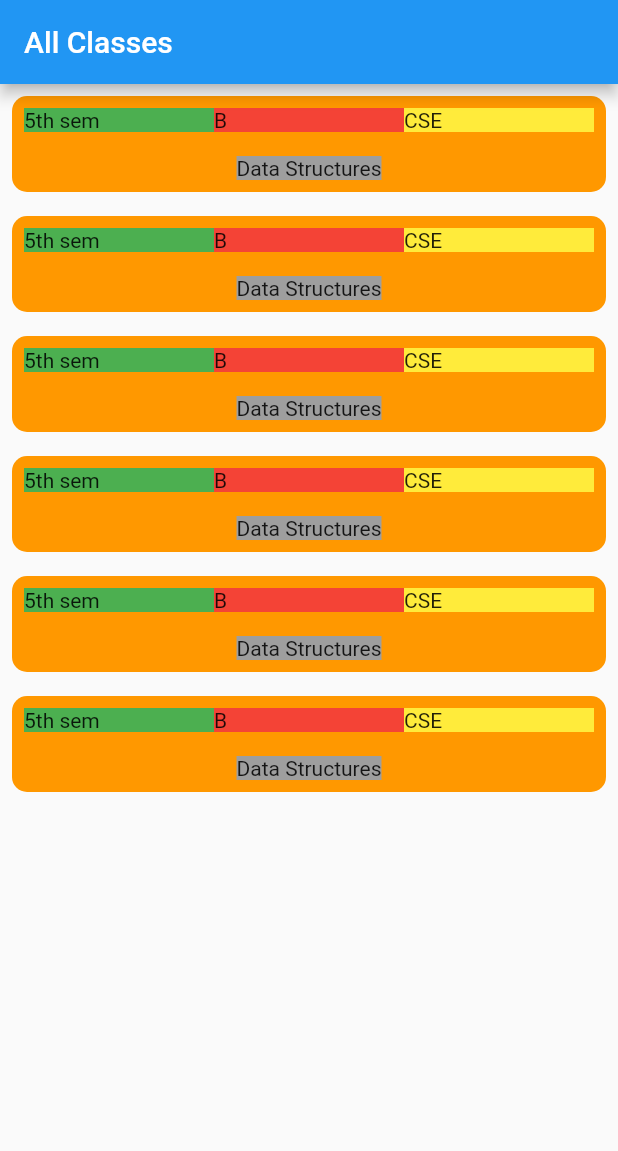
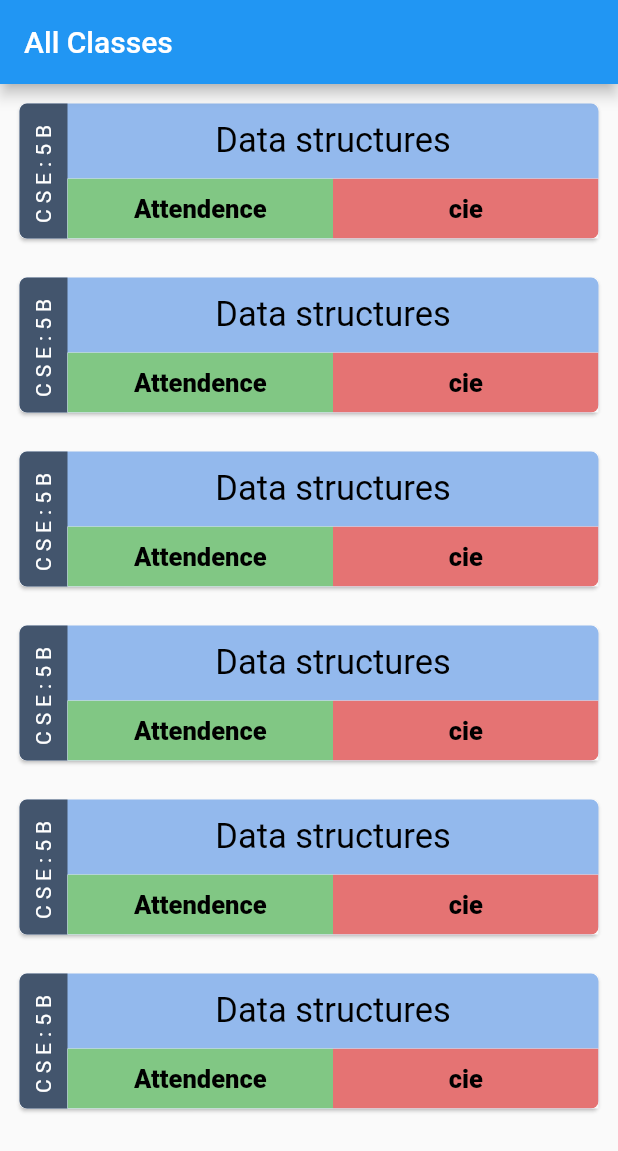
Before and after one commit to App-Sack/flutter-attendance-manager, a Flutter app: the screen it shows after launch, on a phone screen of 412 x 824 dp. Shown: the top 1151 px of the screen. Run offline on Flutter 3.47's test engine with Material 2 defaults, Android fonts, the phone set to English and light mode, and no system bars; our stand-ins replace flutter_custom_clippers, shared_preferences, step_progress_indicator, table_calendar; Roboto replaces fonts that are missing (OpenSans).

Commit message:
updated all SubjectsTile UI

```diff
--- a/lib/main.dart
+++ b/lib/main.dart
@@ -2,7 +2,6 @@ import 'package:attendance_manager/screens/student_screens/all_subjects_screen.d
 import 'package:attendance_manager/screens/student_screens/login_screen.dart';
 import 'package:attendance_manager/screens/student_screens/subject_calendar_screen.dart';
 import 'package:attendance_manager/screens/teacher_screens/all_classes_screen.dart';
-import 'package:attendance_manager/screens/teacher_screens/single_class_screen.dart';
 import 'package:attendance_manager/screens/teacher_screens/students_list_screen.dart';
 import 'package:flutter/material.dart';
 
@@ -22,7 +21,6 @@ class MyApp extends StatelessWidget {
         SubjectCalendarScreen.routeName: (ctx) => SubjectCalendarScreen(),
         AllSubjectsScreen.routeName: (ctx) => AllSubjectsScreen(),
         AllClassesScreen.routeName:(ctx)=>AllClassesScreen(),
-        SingleClassScreen.routeName:(ctx)=>SingleClassScreen(),
         StudentsListScreen.routeName:(ctx)=>StudentsListScreen(),
       },
     );
--- a/lib/screens/teacher_screens/single_class_screen.dart
+++ /dev/null
@@ -1,53 +0,0 @@
-import 'package:attendance_manager/screens/teacher_screens/students_list_screen.dart';
-import 'package:attendance_manager/widgets/single_class_detail_card.dart';
-import 'package:flutter/material.dart';
-import 'package:flutter_custom_clippers/flutter_custom_clippers.dart';
-
-class SingleClassScreen extends StatelessWidget {
-  static const routeName='single-class-screen';
-  const SingleClassScreen({Key? key}) : super(key: key);
-
-  @override
-  Widget build(BuildContext context) {
-    return Scaffold(
-      appBar: AppBar(
-        title: const Text("data"),
-      ),
-      body: Padding(
-        padding: const EdgeInsets.all(8.0),
-        child: Column(
-          children:[
-            SingleClassScreenCard(),
-            SingleScreenCard(text: "Attendance",onPressed: (){Navigator.pushNamed(context, StudentsListScreen.routeName);}),
-            SingleScreenCard(text: "CIE",onPressed: (){},),
-          ],
-        ),
-      ),
-    );
-  }
-}
-
-class SingleScreenCard extends StatelessWidget {
-  final String text;
-  final Function()? onPressed;
-  const SingleScreenCard({super.key, required this.text,required this.onPressed});
-
-  @override
-  Widget build(BuildContext context) {
-    return InkWell(
-      onTap: onPressed,
-      child: Container(
-        margin: const EdgeInsets.only(top: 20),
-        width: double.infinity,
-        decoration: BoxDecoration(
-          color: Colors.orange,
-          borderRadius: BorderRadius.circular(10),
-        ),
-        child:Padding(
-          padding: EdgeInsets.all(8.0),
-          child:Text(text),
-        ),
-      ),
-    );
-  }
-}
--- a/lib/widgets/all_classes_tile.dart
+++ b/lib/widgets/all_classes_tile.dart
@@ -1,4 +1,4 @@
-import 'package:attendance_manager/screens/teacher_screens/single_class_screen.dart';
+import 'package:attendance_manager/screens/teacher_screens/students_list_screen.dart';
 import 'package:flutter/material.dart';
 
 class ClassTile extends StatelessWidget {
@@ -6,49 +6,71 @@ class ClassTile extends StatelessWidget {
 
   @override
   Widget build(BuildContext context) {
-    return Padding(
-      padding: const EdgeInsets.all(8.0),
-      child: InkWell(
-        onTap: (){
-          Navigator.pushNamed(context, SingleClassScreen.routeName);
-        },
+    return InkWell(
+      child: Card(
+        margin: EdgeInsets.all(13),
         child: Container(
+          height: 90,
+          width: double.infinity,
           decoration: BoxDecoration(
-            color: Colors.orange,
-            borderRadius: BorderRadius.circular(10.0),
-          ),
-          child: Column(
+              color: Color(0xff93B9ED), borderRadius: BorderRadius.circular(5)),
+          child: Row(
             children: [
-              Padding(
-                padding: const EdgeInsets.all(8.0),
-                child: Row(
+              Container(
+                height: double.infinity,
+                decoration: const BoxDecoration(
+                    color: Colors.black54,
+                    borderRadius: BorderRadius.only(
+                        topLeft: Radius.circular(5),
+                        bottomLeft: Radius.circular(5))),
+                child: const RotatedBox(
+                  quarterTurns: 3,
+                  child: Padding(
+                    padding: EdgeInsets.all(8.0),
+                    child: Text(
+                      'CSE:5B', textAlign: TextAlign.center,
+                      style: TextStyle(color: Colors.white, letterSpacing: 4),
+                      // child: AutoSizeText(
+                      //   subject.getTodayStatus(todayDate),
+                      //   style: TextStyle(color: Colors.white),
+                      //   textAlign: TextAlign.center,
+                      //   maxLines: 1,
+                      //   minFontSize: 6,
+                    ),
+                  ),
+                ),
+              ),
+              Expanded(
+                child: Column(
                   children: [
-                    Expanded(
-                      child: Container(
-                        color: Colors.green,
-                        child: Text("5th sem"),
+                    const Expanded(
+                      child: Padding(
+                        padding: EdgeInsets.all(8.0),
+                        child: Center(
+                          child: Text(
+                            'Data structures',
+                            style: TextStyle(color: Colors.black, fontSize: 23),
+                          ),
+                        ),
                       ),
                     ),
-                    Expanded(
-                      child: Container(
-                        color: Colors.red,
-                        child: Text("B"),
-                      ),
-                    ),
-                    Expanded(
-                      child: Container(
-                        color: Colors.yellow,
-                        child: Text("CSE"),
-                      ),
-                    ),
+                    Row(
+                      children: [
+                        ActionButton(
+                          color: Colors.green.shade300,
+                          text: 'Attendence',
+                          borderRadius: 0.0,
+                          onPressed: true,
+                        ),
+                        ActionButton(
+                          color: Colors.red.shade300,
+                          text: 'cie',
+                          borderRadius: 5.0,
+                          onPressed: false,
+                        ),
+                      ],
+                    )
                   ],
-                ),
-              ),
-              Padding(
-                padding: const EdgeInsets.all(8.0),
-                child: Container(
-                  color: Colors.grey,
-                  child: Text("Data Structures"),
                 ),
               ),
             ],
@@ -58,3 +80,54 @@ class ClassTile extends StatelessWidget {
     );
   }
 }
+
+class ActionButton extends StatelessWidget {
+  final Color color;
+  final String text;
+  final double borderRadius;
+  final bool onPressed;
+  const ActionButton(
+      {super.key,
+      required this.color,
+      required this.text,
+      required this.borderRadius,
+      required this.onPressed});
+
+  @override
+  Widget build(BuildContext context) {
+    return Expanded(
+      child: Material(
+        child: Ink(
+          decoration: BoxDecoration(
+            color: color,
+            borderRadius:
+                BorderRadius.only(bottomRight: Radius.circular(borderRadius)),
+          ),
+          child: InkWell(
+            onTap: () {
+              if (onPressed) {
+                //Attendance Screen
+                Navigator.of(context).pushNamed(StudentsListScreen.routeName);
+              } else {
+                //Cie Screen
+              }
+            },
+            child: Center(
+              child: Padding(
+                padding: EdgeInsets.all(10.0),
+                child: Text(
+                  text,
+                  style: const TextStyle(
+                      color: Colors.black,
+                      fontSize: 17,
+                      fontFamily: 'OpenSans',
+                      fontWeight: FontWeight.w800),
+                ),
+              ),
+            ),
+          ),
+        ),
+      ),
+    );
+  }
+}
```
